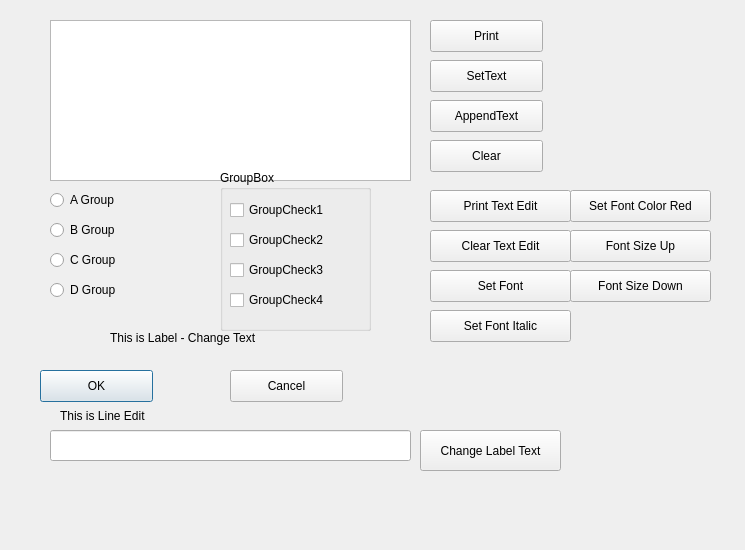
Qt form Python_UI/python_ui.ui (kybw0123/python) before a commit.
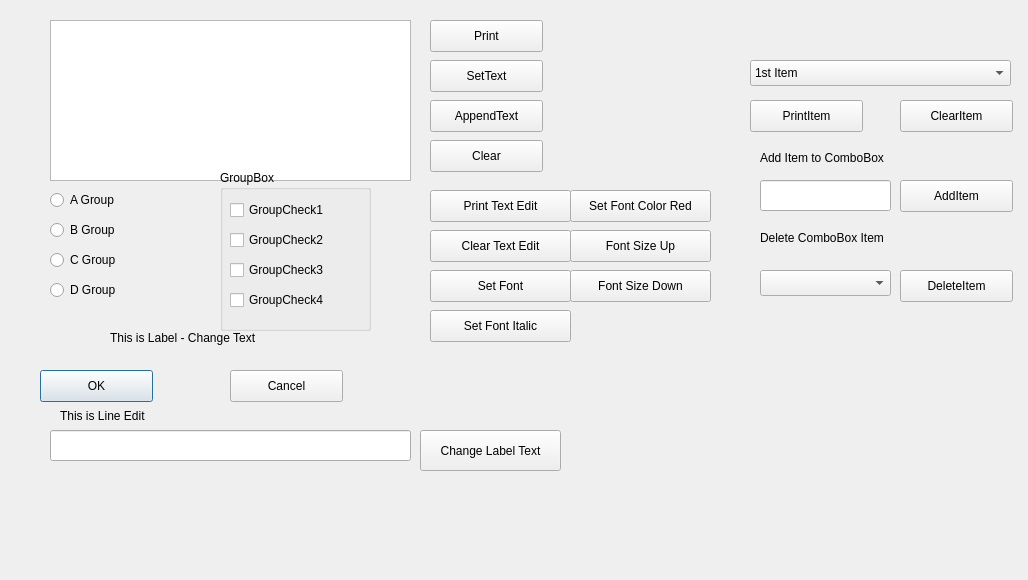
The same form after that commit.

Commit message: 콤보박스를 만들고 콤보박스를 추가, 삭제, 초기화를 하며 하단에 있는 콤보박스와 연동해서 나올수 있게 만듬

What changed in the file:
```diff
--- a/Python_UI/python_ui.ui
+++ b/Python_UI/python_ui.ui
@@ -6,8 +6,8 @@
    <rect>
     <x>0</x>
     <y>0</y>
-    <width>745</width>
-    <height>550</height>
+    <width>1028</width>
+    <height>580</height>
    </rect>
   </property>
   <property name="windowTitle">
@@ -358,6 +358,142 @@
     <string>Set Font Color Red</string>
    </property>
   </widget>
+  <widget class="QComboBox" name="comboBox">
+   <property name="geometry">
+    <rect>
+     <x>750</x>
+     <y>60</y>
+     <width>261</width>
+     <height>26</height>
+    </rect>
+   </property>
+   <item>
+    <property name="text">
+     <string>1st Item</string>
+    </property>
+   </item>
+   <item>
+    <property name="text">
+     <string>2nd Item</string>
+    </property>
+   </item>
+   <item>
+    <property name="text">
+     <string>3rd Item</string>
+    </property>
+   </item>
+  </widget>
+  <widget class="QLabel" name="Display_lb">
+   <property name="geometry">
+    <rect>
+     <x>760</x>
+     <y>20</y>
+     <width>151</width>
+     <height>16</height>
+    </rect>
+   </property>
+   <property name="text">
+    <string/>
+   </property>
+  </widget>
+  <widget class="QPushButton" name="PrintItem_bt">
+   <property name="geometry">
+    <rect>
+     <x>750</x>
+     <y>100</y>
+     <width>113</width>
+     <height>32</height>
+    </rect>
+   </property>
+   <property name="text">
+    <string>PrintItem</string>
+   </property>
+  </widget>
+  <widget class="QPushButton" name="ClearItem_bt">
+   <property name="geometry">
+    <rect>
+     <x>900</x>
+     <y>100</y>
+     <width>113</width>
+     <height>32</height>
+    </rect>
+   </property>
+   <property name="text">
+    <string>ClearItem</string>
+   </property>
+  </widget>
+  <widget class="QLabel" name="AddItem_lb">
+   <property name="geometry">
+    <rect>
+     <x>760</x>
+     <y>150</y>
+     <width>151</width>
+     <height>16</height>
+    </rect>
+   </property>
+   <property name="text">
+    <string>Add Item to ComboBox</string>
+   </property>
+  </widget>
+  <widget class="QLineEdit" name="AddCombobox_edit">
+   <property name="geometry">
+    <rect>
+     <x>760</x>
+     <y>180</y>
+     <width>131</width>
+     <height>31</height>
+    </rect>
+   </property>
+  </widget>
+  <widget class="QPushButton" name="AddItem_bt">
+   <property name="geometry">
+    <rect>
+     <x>900</x>
+     <y>180</y>
+     <width>113</width>
+     <height>32</height>
+    </rect>
+   </property>
+   <property name="text">
+    <string>AddItem</string>
+   </property>
+  </widget>
+  <widget class="QLabel" name="DeleteCombo_lb">
+   <property name="geometry">
+    <rect>
+     <x>760</x>
+     <y>230</y>
+     <width>141</width>
+     <height>16</height>
+    </rect>
+   </property>
+   <property name="text">
+    <string>Delete ComboBox Item</string>
+   </property>
+  </widget>
+  <widget class="QComboBox" name="comboBox2">
+   <property name="geometry">
+    <rect>
+     <x>760</x>
+     <y>270</y>
+     <width>131</width>
+     <height>26</height>
+    </rect>
+   </property>
+  </widget>
+  <widget class="QPushButton" name="DeleteItem_bt">
+   <property name="geometry">
+    <rect>
+     <x>900</x>
+     <y>270</y>
+     <width>113</width>
+     <height>32</height>
+    </rect>
+   </property>
+   <property name="text">
+    <string>DeleteItem</string>
+   </property>
+  </widget>
  </widget>
  <resources/>
  <connections/>
```
The commit also changes 1 other file.
